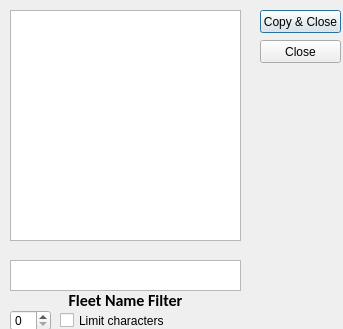
Above: _internal/pss-ttt-fld.ui from arraken/pss-ttt before the change. Below: the same form after it.
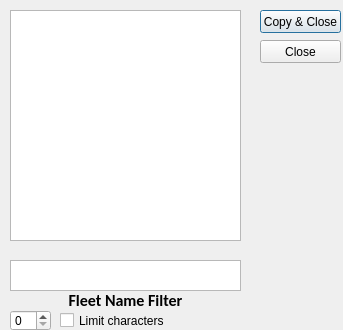
That is the form after the change.

```diff
--- a/_internal/pss-ttt-fld.ui
+++ b/_internal/pss-ttt-fld.ui
@@ -7,7 +7,7 @@
     <x>0</x>
     <y>0</y>
     <width>343</width>
-    <height>329</height>
+    <height>330</height>
    </rect>
   </property>
   <property name="windowTitle">
```
